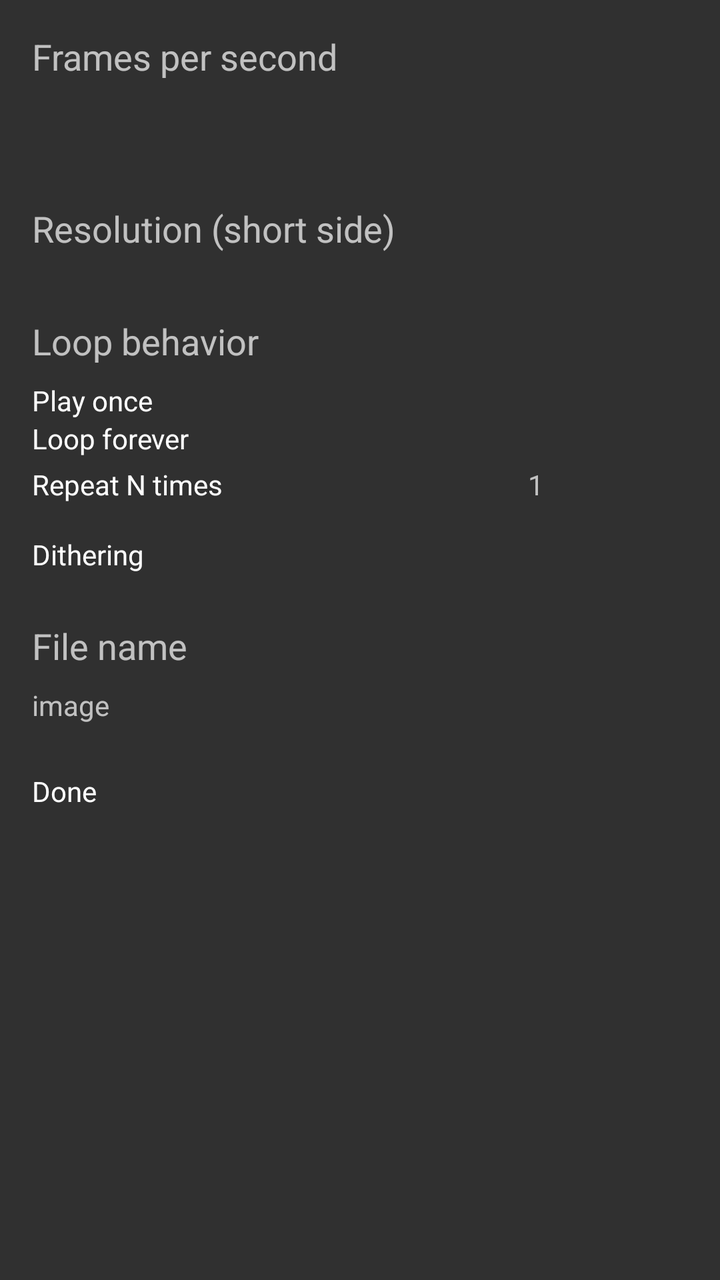
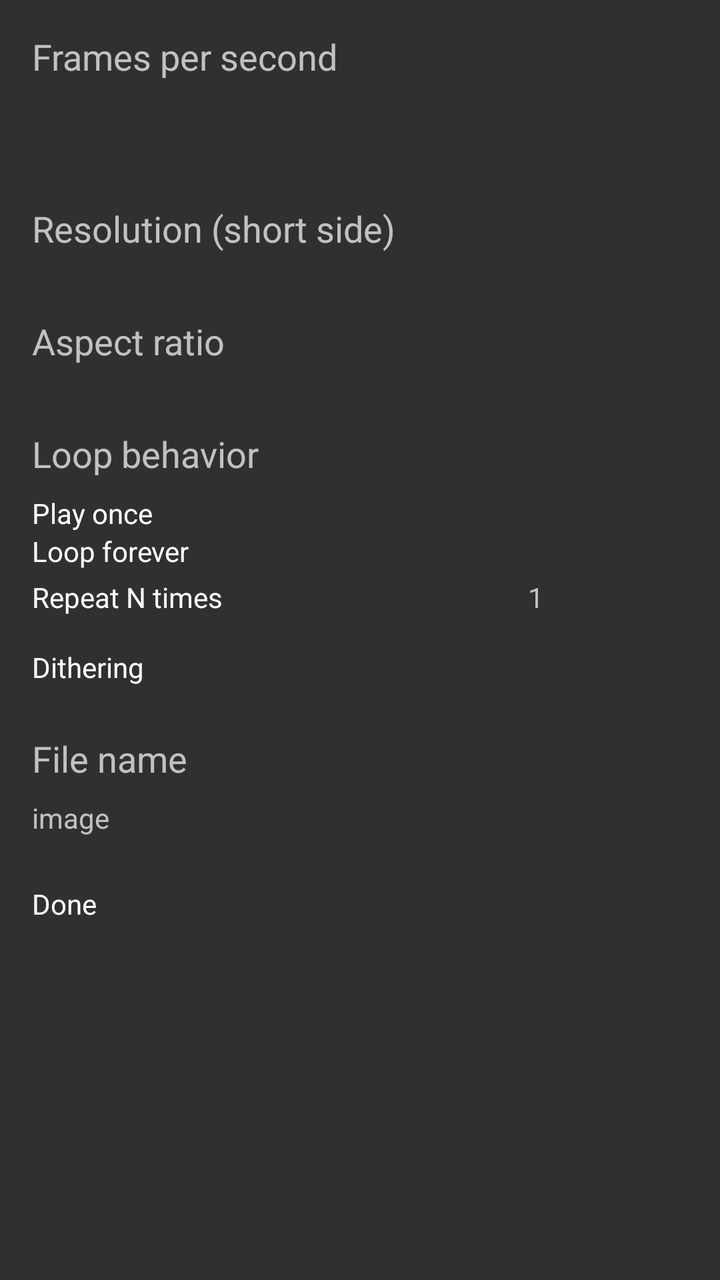

An Android layout rendered at two revisions. The XML below is the earlier revision; the diff shows what the commit changed to produce the second picture.
<!-- AndroidManifest.xml: application theme Theme.Sunshower -->
<!-- res/layout/activity_settings.xml -->
<?xml version="1.0" encoding="utf-8"?>
<ScrollView xmlns:android="http://schemas.android.com/apk/res/android"
    android:layout_width="match_parent"
    android:layout_height="match_parent"
    android:fitsSystemWindows="true">

    <LinearLayout
        android:layout_width="match_parent"
        android:layout_height="wrap_content"
        android:orientation="vertical"
        android:padding="16dp"
        android:paddingTop="48dp">

        <TextView
            android:layout_width="wrap_content"
            android:layout_height="wrap_content"
            android:text="@string/fps_label"
            android:textSize="18sp" />

        <TextView
            android:id="@+id/fps_value"
            android:layout_width="wrap_content"
            android:layout_height="wrap_content"
            android:layout_marginTop="8dp"
            android:textSize="16sp" />

        <SeekBar
            android:id="@+id/fps_bar"
            android:layout_width="match_parent"
            android:layout_height="wrap_content"
            android:layout_marginTop="8dp"
            android:max="29" />

        <TextView
            android:layout_width="wrap_content"
            android:layout_height="wrap_content"
            android:layout_marginTop="24dp"
            android:text="@string/resolution_label"
            android:textSize="18sp" />

        <Spinner
            android:id="@+id/resolution_spinner"
            android:layout_width="match_parent"
            android:layout_height="wrap_content"
            android:layout_marginTop="8dp" />

        <TextView
            android:layout_width="wrap_content"
            android:layout_height="wrap_content"
            android:layout_marginTop="24dp"
            android:text="@string/loop_label"
            android:textSize="18sp" />

        <RadioGroup
            android:id="@+id/loop_group"
            android:layout_width="match_parent"
            android:layout_height="wrap_content"
            android:layout_marginTop="8dp"
            android:orientation="vertical">

            <RadioButton
                android:id="@+id/loop_once"
                android:layout_width="wrap_content"
                android:layout_height="wrap_content"
                android:text="@string/loop_once" />

            <RadioButton
                android:id="@+id/loop_infinite"
                android:layout_width="wrap_content"
                android:layout_height="wrap_content"
                android:text="@string/loop_infinite" />
        </RadioGroup>

        <LinearLayout
            android:layout_width="match_parent"
            android:layout_height="wrap_content"
            android:layout_marginTop="4dp"
            android:gravity="center_vertical"
            android:orientation="horizontal">

            <RadioButton
                android:id="@+id/loop_count"
                android:layout_width="0dp"
                android:layout_height="wrap_content"
                android:layout_weight="1"
                android:text="@string/loop_count" />

            <EditText
                android:id="@+id/loop_count_input"
                android:layout_width="80dp"
                android:layout_height="wrap_content"
                android:hint="1"
                android:importantForAutofill="no"
                android:inputType="number" />
        </LinearLayout>

        <CheckBox
            android:id="@+id/dithering_switch"
            android:layout_width="wrap_content"
            android:layout_height="wrap_content"
            android:layout_marginTop="16dp"
            android:text="@string/dithering" />

        <TextView
            android:layout_width="wrap_content"
            android:layout_height="wrap_content"
            android:layout_marginTop="24dp"
            android:text="@string/file_name_label"
            android:textSize="18sp" />

        <EditText
            android:id="@+id/file_name_input"
            android:layout_width="match_parent"
            android:layout_height="wrap_content"
            android:layout_marginTop="8dp"
            android:hint="@string/default_file_name"
            android:importantForAutofill="no"
            android:inputType="text"
            android:maxLength="64" />

        <Button
            android:id="@+id/done_button"
            android:layout_width="match_parent"
            android:layout_height="wrap_content"
            android:layout_marginTop="24dp"
            android:text="@string/done" />
    </LinearLayout>
</ScrollView>
<!-- resources referenced by this layout -->
<resources>
  <string name="default_file_name">image</string>
  <string name="dithering">Dithering</string>
  <string name="done">Done</string>
  <string name="file_name_label">File name</string>
  <string name="fps_label">Frames per second</string>
  <string name="loop_count">Repeat N times</string>
  <string name="loop_infinite">Loop forever</string>
  <string name="loop_label">Loop behavior</string>
  <string name="loop_once">Play once</string>
  <string name="resolution_label">Resolution (short side)</string>
  <style name="Theme.Sunshower" parent="android:Theme.Material.NoActionBar" />
</resources>

<!-- the commit's change to res/layout/activity_settings.xml (unified diff, before → after) -->
@@ -40,6 +40,19 @@
 
         <Spinner
             android:id="@+id/resolution_spinner"
+            android:layout_width="match_parent"
+            android:layout_height="wrap_content"
+            android:layout_marginTop="8dp" />
+
+        <TextView
+            android:layout_width="wrap_content"
+            android:layout_height="wrap_content"
+            android:layout_marginTop="24dp"
+            android:text="@string/aspect_label"
+            android:textSize="18sp" />
+
+        <Spinner
+            android:id="@+id/aspect_spinner"
             android:layout_width="match_parent"
             android:layout_height="wrap_content"
             android:layout_marginTop="8dp" />
<!-- resource entries referenced after the edit -->
@@ -1,5 +1,6 @@
 <!-- resources referenced by this layout -->
 <resources>
+  <string name="aspect_label">Aspect ratio</string>
   <string name="default_file_name">image</string>
   <string name="dithering">Dithering</string>
   <string name="done">Done</string>
